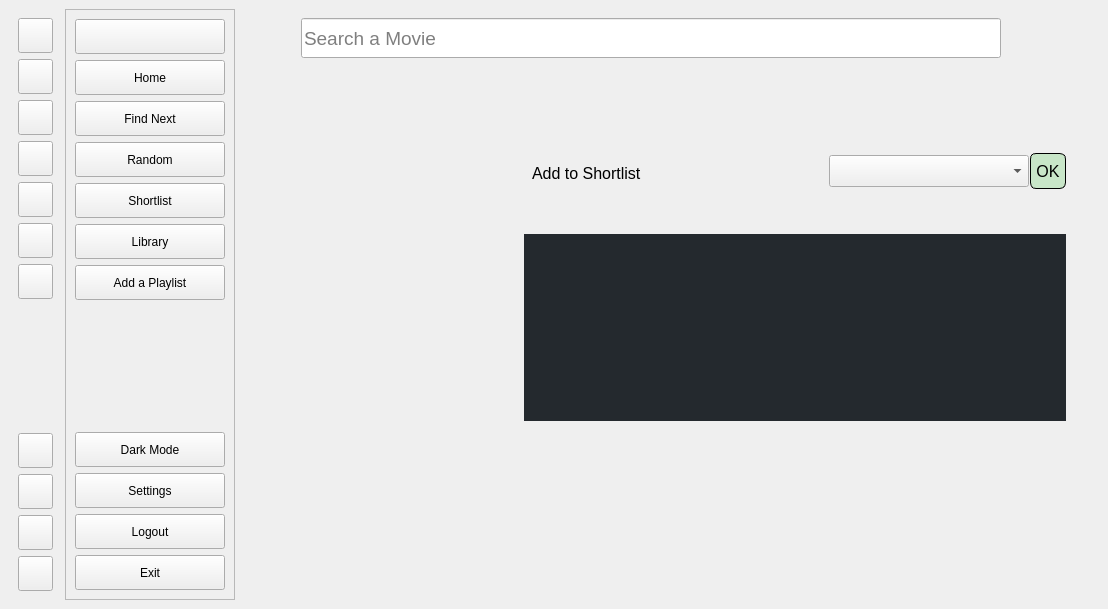
Before: the Qt Designer form UI/ui_main.ui in lakshya076/Cinematch, drawn with Qt 5.
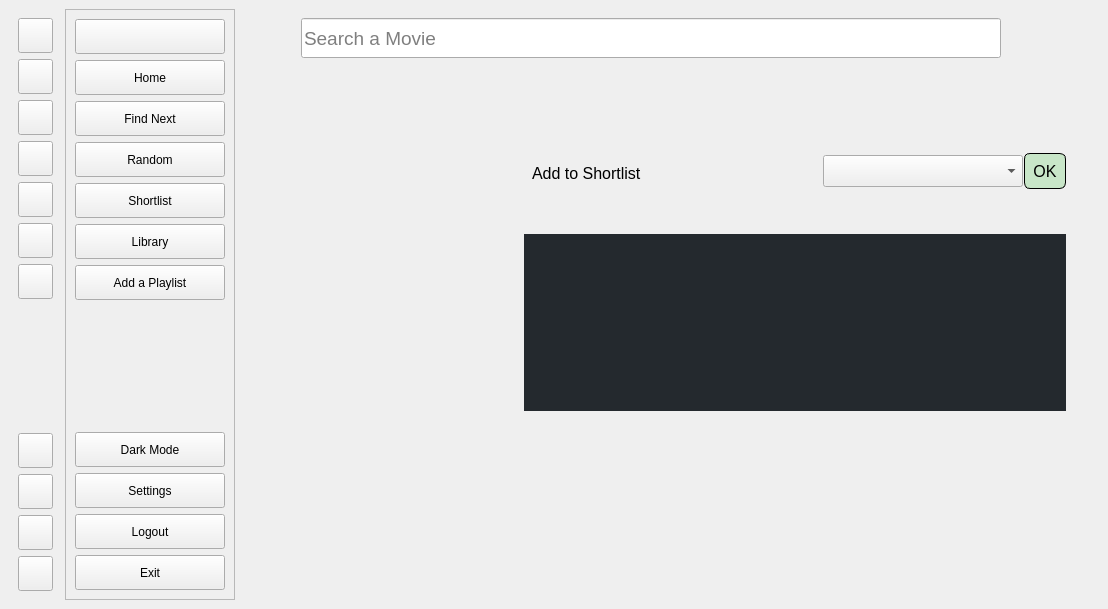
After: the same form once the commit is applied. Icons and pictures are not drawn. Custom widgets are drawn as their Qt base class.

The edit to the form file:
```diff
--- a/UI/ui_main.ui
+++ b/UI/ui_main.ui
@@ -2557,7 +2557,7 @@
                   <widget class="QPushButton" name="display_anotherplaylist_but">
                       <property name="minimumSize">
                           <size>
-                              <width>36</width>
+                     <width>42</width>
                               <height>0</height>
                           </size>
                       </property>
@@ -2615,19 +2615,19 @@
                  </property>
                  <property name="html">
                   <string>&lt;!DOCTYPE HTML PUBLIC &quot;-//W3C//DTD HTML 4.0//EN&quot; &quot;http://www.w3.org/TR/REC-html40/strict.dtd&quot;&gt;
-                      &lt;html&gt;&lt;head&gt;&lt;meta name=&quot;qrichtext&quot; content=&quot;1&quot; /&gt;&lt;style
-                      type=&quot;text/css&quot;&gt;
-                      p, li { white-space: pre-wrap; }
-                      &lt;/style&gt;&lt;/head&gt;&lt;body style=&quot; font-family:'MS Shell Dlg 2'; font-size:14pt;
-                      font-weight:400; font-style:normal;&quot;&gt;
-                      &lt;p style=&quot; margin-top:0px; margin-bottom:0px; margin-left:0px; margin-right:0px;
-                      -qt-block-indent:0; text-indent:0px;&quot;&gt; &lt;/p&gt;
-                      &lt;p style=&quot; margin-top:0px; margin-bottom:0px; margin-left:0px; margin-right:0px;
-                      -qt-block-indent:0; text-indent:0px;&quot;&gt; &lt;/p&gt;
-                      &lt;p style=&quot; margin-top:0px; margin-bottom:0px; margin-left:0px; margin-right:0px;
-                      -qt-block-indent:0; text-indent:0px;&quot;&gt; &lt;/p&gt;
-                      &lt;p style=&quot; margin-top:0px; margin-bottom:0px; margin-left:0px; margin-right:0px;
-                      -qt-block-indent:0; text-indent:0px;&quot;&gt; &lt;/p&gt;&lt;/body&gt;&lt;/html&gt;
+                   &lt;html&gt;&lt;head&gt;&lt;meta name=&quot;qrichtext&quot; content=&quot;1&quot; /&gt;&lt;style
+                   type=&quot;text/css&quot;&gt;
+                   p, li { white-space: pre-wrap; }
+                   &lt;/style&gt;&lt;/head&gt;&lt;body style=&quot; font-family:'MS Shell Dlg 2'; font-size:14pt;
+                   font-weight:400; font-style:normal;&quot;&gt;
+                   &lt;p style=&quot; margin-top:0px; margin-bottom:0px; margin-left:0px; margin-right:0px;
+                   -qt-block-indent:0; text-indent:0px;&quot;&gt; &lt;/p&gt;
+                   &lt;p style=&quot; margin-top:0px; margin-bottom:0px; margin-left:0px; margin-right:0px;
+                   -qt-block-indent:0; text-indent:0px;&quot;&gt; &lt;/p&gt;
+                   &lt;p style=&quot; margin-top:0px; margin-bottom:0px; margin-left:0px; margin-right:0px;
+                   -qt-block-indent:0; text-indent:0px;&quot;&gt; &lt;/p&gt;
+                   &lt;p style=&quot; margin-top:0px; margin-bottom:0px; margin-left:0px; margin-right:0px;
+                   -qt-block-indent:0; text-indent:0px;&quot;&gt; &lt;/p&gt;&lt;/body&gt;&lt;/html&gt;
                   </string>
                  </property>
                 </widget>
@@ -2637,7 +2637,7 @@
                  <property name="minimumSize">
                   <size>
                    <width>0</width>
-                   <height>40</height>
+                   <height>60</height>
                   </size>
                  </property>
                  <property name="maximumSize">
```
Left out of the diff: 28 changed lines with no effect on the pictures. Lines whose indentation alone changed are shown as unchanged.
